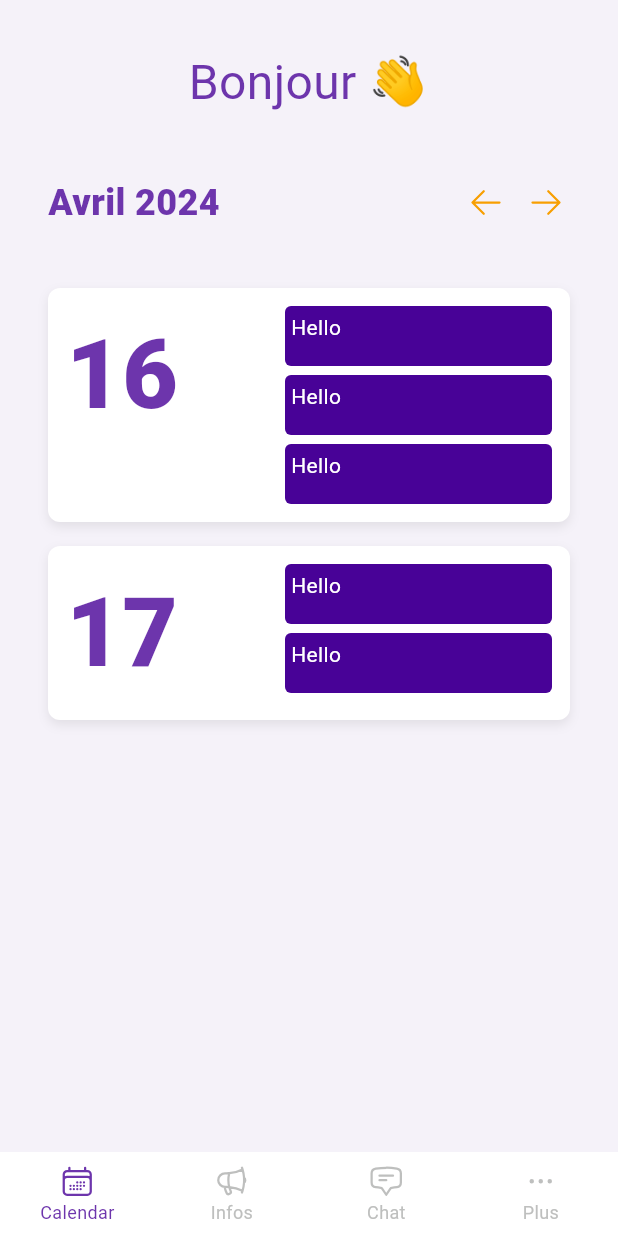
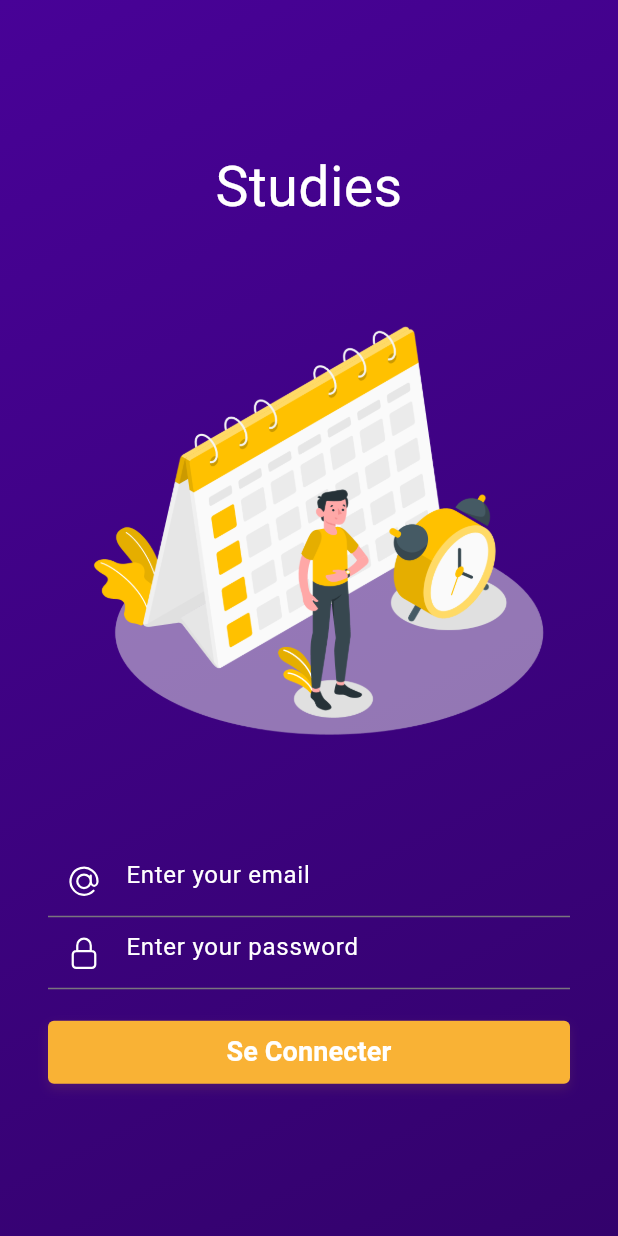
Before and after one commit to esgi-challenge/mobile, a Flutter app: the screen it shows after launch, on a phone screen of 412 x 824 dp. Run offline on Flutter 3.47's test engine with Material 3 defaults, Android fonts, the phone set to English and light mode, and no system bars; our stand-ins replace go_router, heroicons.

Commit message:
add login

```diff
--- a/lib/app.dart
+++ b/lib/app.dart
@@ -4,18 +4,25 @@ import 'package:heroicons/heroicons.dart';
 import 'package:mobile/calendar/calendar_screen.dart';
 import 'package:mobile/chat/chat_screen.dart';
 import 'package:mobile/infos/info_screen.dart';
+import 'package:mobile/login/login_screen.dart';
 import 'package:mobile/more/more_screen.dart';
 
 final _rootNavigatorKey = GlobalKey<NavigatorState>();
 final _shellNavigatorKey = GlobalKey<NavigatorState>();
 final _router = GoRouter(
-  initialLocation: '/',
+  initialLocation: '/login',
   navigatorKey: _rootNavigatorKey,
   routes: [
+    GoRoute(
+      parentNavigatorKey: _rootNavigatorKey,
+      path: '/login',
+      pageBuilder: (context, state) {
+        return const NoTransitionPage(child: LoginScreen());
+      },
+    ),
     ShellRoute(
         navigatorKey: _shellNavigatorKey,
         pageBuilder: (context, state, child) {
-          print("ANTOINE");
           return NoTransitionPage(
             child: NavigationBar(
               child: child,
--- /dev/null
+++ b/lib/login/login_screen.dart
@@ -0,0 +1,148 @@
+import 'package:flutter/material.dart';
+import 'package:go_router/go_router.dart';
+import 'package:heroicons/heroicons.dart';
+
+class LoginScreen extends StatefulWidget {
+  const LoginScreen({super.key});
+
+  @override
+  State<LoginScreen> createState() => _LoginScreenState();
+}
+
+class _LoginScreenState extends State<LoginScreen> {
+  final _formKey = GlobalKey<FormState>();
+  final email = TextEditingController();
+  final password = TextEditingController();
+
+  @override
+  void dispose() {
+    super.dispose();
+    email.dispose();
+  }
+
+  @override
+  Widget build(BuildContext context) {
+    return SafeArea(
+      child: Scaffold(
+        body: SingleChildScrollView(
+          child: Container(
+            height: MediaQuery.of(context).size.height,
+            width: double.infinity,
+            decoration: const BoxDecoration(
+              gradient: LinearGradient(
+                begin: Alignment.topLeft,
+                end: Alignment.bottomRight,
+                colors: [
+                  Color.fromRGBO(72, 2, 151, 1),
+                  Color.fromRGBO(51, 2, 108, 1),
+                ],
+              ),
+            ),
+            child: Padding(
+              padding: const EdgeInsets.all(32.0),
+              child: Column(
+                mainAxisSize: MainAxisSize.max,
+                mainAxisAlignment: MainAxisAlignment.center,
+                children: [
+                  const Center(
+                    child: Text(
+                      "Studies",
+                      textAlign: TextAlign.center,
+                      style: TextStyle(
+                        fontSize: 37,
+                        fontWeight: FontWeight.w400,
+                        color: Colors.white,
+                      ),
+                    ),
+                  ),
+                  SizedBox(
+                    height: 32,
+                  ),
+                  const Image(image: AssetImage('assets/login.png')),
+                  SizedBox(
+                    height: 32,
+                  ),
+                  Form(
+                    key: _formKey,
+                    child: Column(
+                      children: [
+                        TextFormField(
+                          controller: email,
+                          decoration: InputDecoration(
+                            hintText: "Enter your email",
+                            hintStyle: TextStyle(color: Colors.white),
+                            prefixIcon: HeroIcon(
+                              HeroIcons.atSymbol,
+                              color: Colors.white,
+                            ),
+                          ),
+                          style: TextStyle(color: Colors.white),
+                        ),
+                        TextFormField(
+                          controller: password,
+                          decoration: InputDecoration(
+                              hintText: "Enter your password",
+                              hintStyle: TextStyle(color: Colors.white),
+                              prefixIcon: HeroIcon(
+                                HeroIcons.lockClosed,
+                                color: Colors.white,
+                              )),
+                          obscureText: true,
+                          style: TextStyle(color: Colors.white),
+                        ),
+                        SizedBox(
+                          height: 18,
+                        ),
+                        TextButton(
+                          onPressed: () {
+                            GoRouter router = GoRouter.of(context);
+                            print(email.text);
+                            print(password.text);
+                            router.go('/');
+                          },
+                          style: TextButton.styleFrom(
+                            minimumSize: Size.zero,
+                            padding: EdgeInsets.zero,
+                          ),
+                          child: Container(
+                            width: double.infinity,
+                            decoration: const BoxDecoration(
+                              color: Color.fromRGBO(249, 178, 53, 1),
+                              borderRadius:
+                                  BorderRadius.all(Radius.circular(4)),
+                              boxShadow: [
+                                BoxShadow(
+                                  color: Color.fromRGBO(249, 178, 53, 0.1),
+                                  spreadRadius: 0,
+                                  blurRadius: 5,
+                                  offset: Offset(
+                                      0, 3), // changes position of shadow
+                                ),
+                              ],
+                            ),
+                            child: const Padding(
+                              padding: EdgeInsets.all(8.0),
+                              child: Text(
+                                "Se Connecter",
+                                textAlign: TextAlign.center,
+                                style: TextStyle(
+                                  fontSize: 18,
+                                  fontWeight: FontWeight.w600,
+                                  color: Colors.white,
+                                ),
+                              ),
+                            ),
+                          ),
+                        ),
+                      ],
+                    ),
+                  ),
+                ],
+              ),
+            ),
+          ),
+        ),
+      ),
+    );
+  }
+}
--- a/lib/more/more_screen.dart
+++ b/lib/more/more_screen.dart
@@ -325,7 +325,24 @@ class MoreCoursesScreen extends StatelessWidget {
                               color: Colors.white,
                             ),
                           ],
-                        )
+                        ),
+                        SizedBox(
+                          height: 16,
+                        ),
+                        Row(
+                          mainAxisAlignment: MainAxisAlignment.end,
+                          children: [
+                            const Text(
+                              "Moyenne: 14.66",
+                              textAlign: TextAlign.end,
+                              style: TextStyle(
+                                fontSize: 12,
+                                fontWeight: FontWeight.w700,
+                                color: Color.fromRGBO(160, 161, 161, 1),
+                              ),
+                            ),
+                          ],
+                        ),
                       ],
                     ),
                   ),
--- a/pubspec.yaml
+++ b/pubspec.yaml
@@ -37,6 +37,7 @@ dependencies:
   cupertino_icons: ^1.0.6
   go_router: ^14.1.3
   heroicons: ^0.10.0
+  http: ^1.2.1
 
 dev_dependencies:
   flutter_test:
@@ -61,9 +62,8 @@ flutter:
   uses-material-design: true
 
   # To add assets to your application, add an assets section, like this:
-  # assets:
-  #   - images/a_dot_burr.jpeg
-  #   - images/a_dot_ham.jpeg
+  assets:
+    - assets/login.png
 
   # An image asset can refer to one or more resolution-specific "variants", see
   # https://flutter.dev/assets-and-images/#resolution-aware
```
Also changed, not shown: assets/login.png (added), pubspec.lock, 1 other file.
